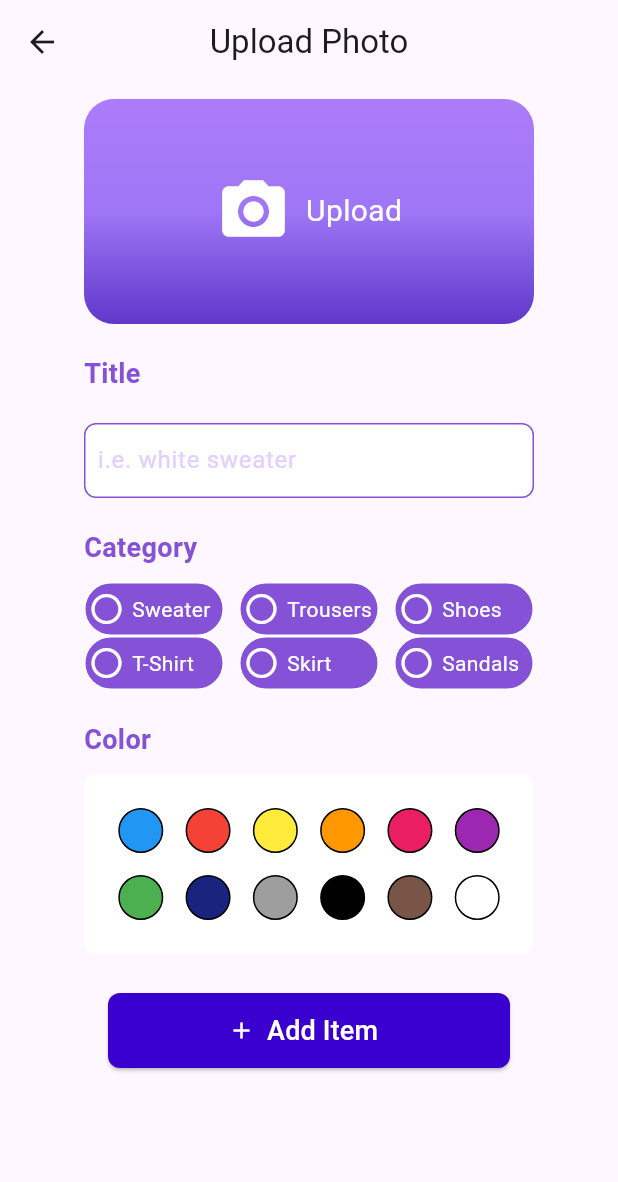
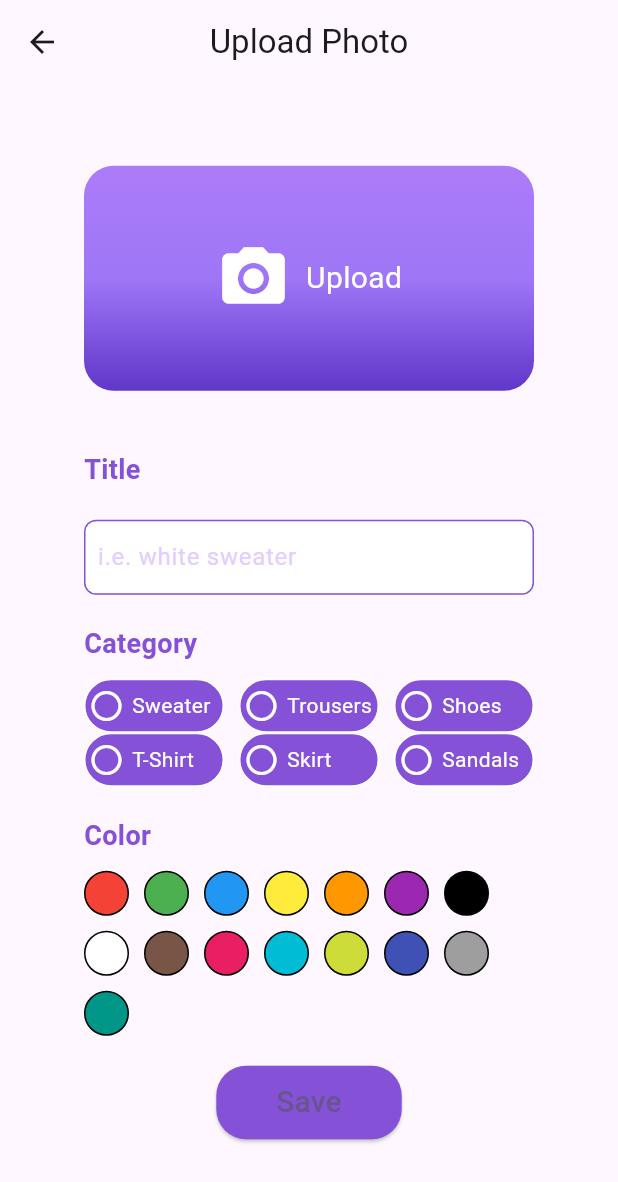
Before and after one commit to gaianardella/decla, a Flutter app: the AddItem screen opened directly, on a phone screen of 412 x 824 dp. Shown: the top 1182 px of the screen. Run offline on Flutter 3.47's test engine with Material 3 defaults, Android fonts, the phone set to English and light mode, and no system bars; our stand-ins replace cloud_firestore, firebase_auth, firebase_core, firebase_storage, flutter_svg, image_picker; accounts and stored records are empty.

Commit message:
Add camera/gallery photo

```diff
--- a/lib/pages/add_item.dart
+++ b/lib/pages/add_item.dart
@@ -1,4 +1,8 @@
 import 'package:flutter/material.dart';
+import 'package:image_picker/image_picker.dart';
+import 'package:firebase_storage/firebase_storage.dart';
+import 'package:cloud_firestore/cloud_firestore.dart';
+import 'dart:typed_data';
 
 class AddItem extends StatefulWidget {
   const AddItem({super.key});
@@ -7,10 +11,11 @@ class AddItem extends StatefulWidget {
   _AddItemState createState() => _AddItemState();
 }
 
-// class AddItem extends StatelessWidget {
 class _AddItemState extends State<AddItem> {
   String _selectedOption = '';
   Color _selectedColor = Colors.transparent;
+  Uint8List? _imageBytes;
+  final TextEditingController _titleController = TextEditingController();
 
   void _handleOptionChange(String value) {
     setState(() {
@@ -25,8 +30,122 @@ class _AddItemState extends State<AddItem> {
   }
 
   bool _isDarkColor(Color color) {
-    // Calculate the brightness of the color
     return color.computeLuminance() < 0.5;
+  }
+
+  Future<void> _pickImage(ImageSource source) async {
+    final picker = ImagePicker();
+    final pickedFile = await picker.pickImage(source: source);
+
+    if (pickedFile != null) {
+      setState(() async {
+        _imageBytes = await pickedFile.readAsBytes();
+      });
+    }
+  }
+
+  Future<void> _showImageSourceActionSheet(BuildContext context) async {
+    showModalBottomSheet(
+      context: context,
+      builder: (context) => SafeArea(
+        child: Column(
+          mainAxisSize: MainAxisSize.min,
+          children: [
+            ListTile(
+              leading: const Icon(Icons.camera_alt),
+              title: const Text('Take a photo'),
+              onTap: () {
+                Navigator.pop(context);
+                _pickImage(ImageSource.camera);
+              },
+            ),
+            ListTile(
+              leading: const Icon(Icons.photo_library),
+              title: const Text('Choose from gallery'),
+              onTap: () {
+                Navigator.pop(context);
+                _pickImage(ImageSource.gallery);
+              },
+            ),
+          ],
+        ),
+      ),
+    );
+  }
+
+  Future<void> _uploadImage() async {
+    if (_imageBytes == null) return;
+
+    String fileName =
+        'images/${_titleController.text}_${_selectedOption}_${_selectedColor.value}_${DateTime.now().millisecondsSinceEpoch}.jpg';
+
+    try {
+      // Upload image to Firebase Storage
+      await FirebaseStorage.instance
+          .ref(fileName)
+          .putData(_imageBytes!, SettableMetadata(contentType: 'image/jpeg'));
+
+      // Get the download URL
+      String downloadURL =
+          await FirebaseStorage.instance.ref(fileName).getDownloadURL();
+
+      // Save the URL and metadata to Firestore
+      await FirebaseFirestore.instance.collection('images').add({
+        'title': _titleController.text,
+        'category': _selectedOption,
+        'color': _selectedColor.value.toString(),
+        'url': downloadURL,
+        'uploaded_at': DateTime.now(),
+      });
+
+      print('Upload successful');
+    } catch (e) {
+      print('Error uploading image: $e');
+    }
+  }
+
+  void _saveItem() {
+    String title = _titleController.text;
+    String category = _selectedOption;
+    Color color = _selectedColor;
+
+    if (_imageBytes == null) {
+      _showErrorSnackbar('Please select an image.');
+      return;
+    }
+
+    if (title.isEmpty) {
+      _showErrorSnackbar('Please enter a title.');
+      return;
+    }
+
+    if (category.isEmpty) {
+      _showErrorSnackbar('Please select a category.');
+      return;
+    }
+
+    if (color == Colors.transparent) {
+      _showErrorSnackbar('Please select a color.');
+      return;
+    }
+
+    // Upload image and save item metadata
+    _uploadImage();
+
+    // For debugging
+    print('Title: $title');
+    print('Category: $category');
+    print('Color: $color');
+    print('Image Path: $_imageBytes');
+  }
+
+  void _showErrorSnackbar(String message) {
+    ScaffoldMessenger.of(context).showSnackBar(
+      SnackBar(
+        content: Text(message),
+        backgroundColor: Colors.red,
+      ),
+    );
   }
 
   Widget _buildOption(String option) {
@@ -34,7 +153,8 @@ class _AddItemState extends State<AddItem> {
       onTap: () => _handleOptionChange(option),
       child: Container(
         decoration: BoxDecoration(
-          color: _selectedOption == option ? Colors.blue : const Color(0xFF8451D7),
+          color:
+              _selectedOption == option ? Colors.blue : const Color(0xFF8451D7),
           border: Border.all(
             color: Colors.white,
           ),
@@ -108,11 +228,13 @@ class _AddItemState extends State<AddItem> {
         centerTitle: true,
       ),
       body: Center(
+        child: SingleChildScrollView(
           child: Column(
-          // mainAxisAlignment: MainAxisAlignment.center,
             children: [
               const SizedBox(height: 10),
-            Container(
+              GestureDetector(
+                onTap: () => _showImageSourceActionSheet(context),
+                child: Container(
                   width: 300,
                   height: 150,
                   decoration: BoxDecoration(
@@ -146,6 +268,8 @@ class _AddItemState extends State<AddItem> {
                     ],
                   ),
                 ),
+              ),
+              const SizedBox(height: 20),
               const SizedBox(height: 20),
               SizedBox(
                 width: 300,
@@ -167,15 +291,16 @@ class _AddItemState extends State<AddItem> {
                         border: Border.all(color: const Color(0xFF8451D7)),
                         borderRadius: BorderRadius.circular(8.0),
                       ),
-                    child: const Padding(
-                      padding: EdgeInsets.symmetric(horizontal: 8.0),
+                      child: Padding(
+                        padding: const EdgeInsets.symmetric(horizontal: 8.0),
                         child: TextField(
-                        decoration: InputDecoration(
+                          controller: _titleController,
+                          decoration: const InputDecoration(
                             hintText: 'i.e. white sweater',
                             hintStyle: TextStyle(color: Color(0xFFE3CEFF)),
                             border: InputBorder.none,
                           ),
-                        style: TextStyle(color: Colors.black),
+                          style: const TextStyle(color: Colors.black),
                         ),
                       ),
                     ),
@@ -240,80 +365,58 @@ class _AddItemState extends State<AddItem> {
                       ),
                     ),
                     const SizedBox(height: 10),
-                  Container(
+                    SizedBox(
                       width: 300,
-                    height: 120,
-                    decoration: BoxDecoration(
-                      color: Colors.white,
-                      // border: Border.all(color: Color(0xFF8451D7)),
-                      borderRadius: BorderRadius.circular(8.0),
-                    ),
-                    child: Padding(
-                      padding: const EdgeInsets.all(8.0),
-                      child: Column(
-                        mainAxisAlignment: MainAxisAlignment.spaceEvenly,
-                        children: [
-                          Row(
-                            mainAxisAlignment: MainAxisAlignment.spaceEvenly,
+                      child: Wrap(
+                        spacing: 10,
+                        runSpacing: 10,
                         children: _buildColorCircles([
+                          Colors.red,
+                          Colors.green,
                           Colors.blue,
-                              Colors.red,
                           Colors.yellow,
                           Colors.orange,
+                          Colors.purple,
+                          Colors.black,
+                          Colors.white,
+                          Colors.brown,
                           Colors.pink,
-                              Colors.purple
+                          Colors.cyan,
+                          Colors.lime,
+                          Colors.indigo,
+                          Colors.grey,
+                          Colors.teal,
                         ]),
                       ),
-                          Row(
-                            mainAxisAlignment: MainAxisAlignment.spaceEvenly,
-                            children: _buildColorCircles([
-                              Colors.green,
-                              Colors.indigo.shade900,
-                              Colors.grey,
-                              Colors.black,
-                              Colors.brown,
-                              Colors.white, //aggiungere bordon con spunta nera
-                            ]),
                     ),
-                        ],
+                    const SizedBox(height: 20),
+                    Center(
+                      child: ElevatedButton(
+                        onPressed: _saveItem,
+                        style: ElevatedButton.styleFrom(
+                          backgroundColor: const Color(0xFF8451D7),
+                          padding: const EdgeInsets.symmetric(
+                            horizontal: 40,
+                            vertical: 10,
+                          ),
+                          shape: RoundedRectangleBorder(
+                            borderRadius: BorderRadius.circular(20),
+                          ),
+                        ),
+                        child: const Text(
+                          'Save',
+                          style: TextStyle(fontSize: 20),
                         ),
                       ),
                     ),
-                  const SizedBox(height: 10),
-                  Padding(
-                    padding: const EdgeInsets.all(16.0),
-                    child: SizedBox(
-                      width: double.infinity, // Set the desired width
-                      height: 50, // Set the desired height
-                      child: ElevatedButton.icon(
-                        onPressed: () {
-                          Navigator.push(
-                            context,
-                            MaterialPageRoute(builder: (context) => const AddItem()),
-                          );
-                        },
-                        icon: const Icon(Icons.add),
-                        label: const Text(
-                          'Add Item',
-                          style: TextStyle(fontSize: 18),
-                        ),
-                        style: ElevatedButton.styleFrom(
-                          backgroundColor: const Color.fromRGBO(58, 0, 207, 1),
-                          foregroundColor: Colors.white,
-                          shape: RoundedRectangleBorder(
-                            borderRadius:
-                                BorderRadius.circular(8.0), // Set border radius
-                          ),
-                        ),
-                      ),
-                    ),
-                  ),
+                    const SizedBox(height: 20),
                   ],
                 ),
               ),
             ],
           ),
         ),
+      ),
     );
   }
 }
```
Lines whose indentation alone changed are shown as unchanged.
